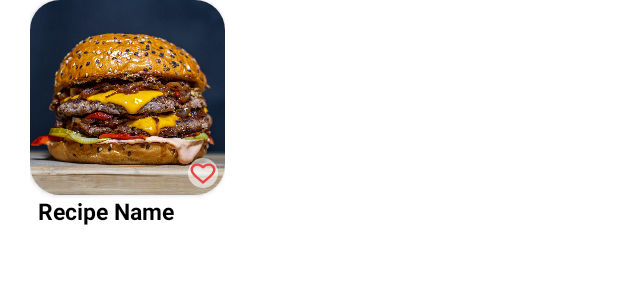
After one commit to efi1397/WinningRecipe, an Android app: the layout item.xml on its own in the app's theme, with its tools: preview values and no code run, on a phone screen of 412 x 824 dp. The commit adds this screen. Shown: the top 300 px of the screen. Run offline under Robolectric (Android 15) with nearby library versions, the phone set to English and light mode, and no system bars.

Commit message:
Change images names.

```diff
--- a/app/src/main/java/com/example/winningrecipe/MainActivity.java
+++ b/app/src/main/java/com/example/winningrecipe/MainActivity.java
@@ -9,6 +9,6 @@ public class MainActivity extends AppCompatActivity {
     @Override
     protected void onCreate(Bundle savedInstanceState) {
         super.onCreate(savedInstanceState);
-        setContentView(R.layout.activity_main);
+        setContentView(R.layout.fragment_add_recipe);
     }
 }
--- a/app/src/main/res/layout/fragment_home.xml
+++ b/app/src/main/res/layout/fragment_home.xml
@@ -137,7 +137,7 @@
         app:menu_fab_size="normal"
         app:menu_colorPressed="@color/appColor"
         app:menu_colorNormal="@color/appColor"
-        app:menu_icon="@drawable/baseline_format_list_bulleted_24"
+        app:menu_icon="@drawable/baseline_format_list_bullet_24"
         app:menu_openDirection="up"
         app:menu_showShadow="true"
         android:layout_alignEnd="@+id/scrollView"
@@ -150,7 +150,7 @@
             android:minHeight="48dp"
             app:fab_colorNormal="@color/appColor"
             app:fab_colorPressed="@color/appColor"
-            android:src="@drawable/baseline_wiht_favorite_border_24"
+            android:src="@drawable/baseline_white_favorite_border_24"
             app:fab_size="mini"/>
 
         <com.github.clans.fab.FloatingActionButton
--- /dev/null
+++ b/app/src/main/res/layout/item.xml
@@ -0,0 +1,57 @@
+<?xml version="1.0" encoding="utf-8"?>
+<androidx.constraintlayout.widget.ConstraintLayout xmlns:android="http://schemas.android.com/apk/res/android"
+    xmlns:app="http://schemas.android.com/apk/res-auto"
+    xmlns:tools="http://schemas.android.com/tools"
+    android:id="@+id/recipe_card"
+    android:layout_width="130dp"
+    android:layout_height="190dp"
+    android:layout_marginStart="20dp"
+    app:cardCornerRadius="20dp">
+
+    <LinearLayout
+        android:id="@+id/linearLayout"
+        android:layout_width="wrap_content"
+        android:layout_height="wrap_content"
+        android:orientation="vertical"
+        app:layout_constraintStart_toStartOf="parent"
+        app:layout_constraintTop_toTopOf="parent"
+        tools:ignore="MissingConstraints">
+
+        <androidx.cardview.widget.CardView
+            android:layout_width="130dp"
+            android:layout_height="130dp"
+            app:cardCornerRadius="20dp">
+
+            <ImageView
+                android:id="@+id/recipe_image"
+                android:layout_width="130dp"
+                android:layout_height="130dp"
+                android:scaleType="centerCrop"
+                android:src="@drawable/r" />
+
+            <ImageButton
+                android:id="@+id/favoriteBtn"
+                android:layout_width="20dp"
+                android:layout_height="20dp"
+                android:background="@drawable/button_border"
+                android:src="@drawable/baseline_white_favorite_border_24"
+                android:layout_alignEnd="@id/recipe_name"
+                android:layout_marginStart="105dp"
+                android:layout_marginTop="105dp" />
+
+        </androidx.cardview.widget.CardView>
+
+        <TextView
+            android:id="@+id/recipe_name"
+            android:layout_width="120dp"
+            android:layout_height="60dp"
+            android:layout_marginStart="5dp"
+            android:text="@string/recipe_name"
+            android:textColor="@color/black"
+            android:textSize="15sp"
+            android:textStyle="bold"/>
+
+    </LinearLayout>
+
+
+</androidx.constraintlayout.widget.ConstraintLayout>
--- a/app/src/main/res/navigation/nav.xml
+++ b/app/src/main/res/navigation/nav.xml
@@ -9,5 +9,14 @@
         android:id="@+id/home2"
         android:name="com.example.winningrecipe.Home"
         android:label="fragment_home"
-        tools:layout="@layout/fragment_home" />
+        tools:layout="@layout/fragment_home" >
+        <action
+            android:id="@+id/action_home2_to_addRecipe"
+            app:destination="@id/addRecipe" />
+    </fragment>
+    <fragment
+        android:id="@+id/addRecipe"
+        android:name="com.example.winningrecipe.AddRecipe"
+        android:label="fragment_add_recipe"
+        tools:layout="@layout/fragment_add_recipe" />
 </navigation>
--- a/app/src/main/res/values/strings.xml
+++ b/app/src/main/res/values/strings.xml
@@ -2,4 +2,5 @@
     <string name="app_name">WinningRecipe</string>
     <!-- TODO: Remove or change this placeholder text -->
     <string name="hello_blank_fragment">Hello blank fragment</string>
+    <string name="recipe_name">Recipe Name</string>
 </resources>
```
